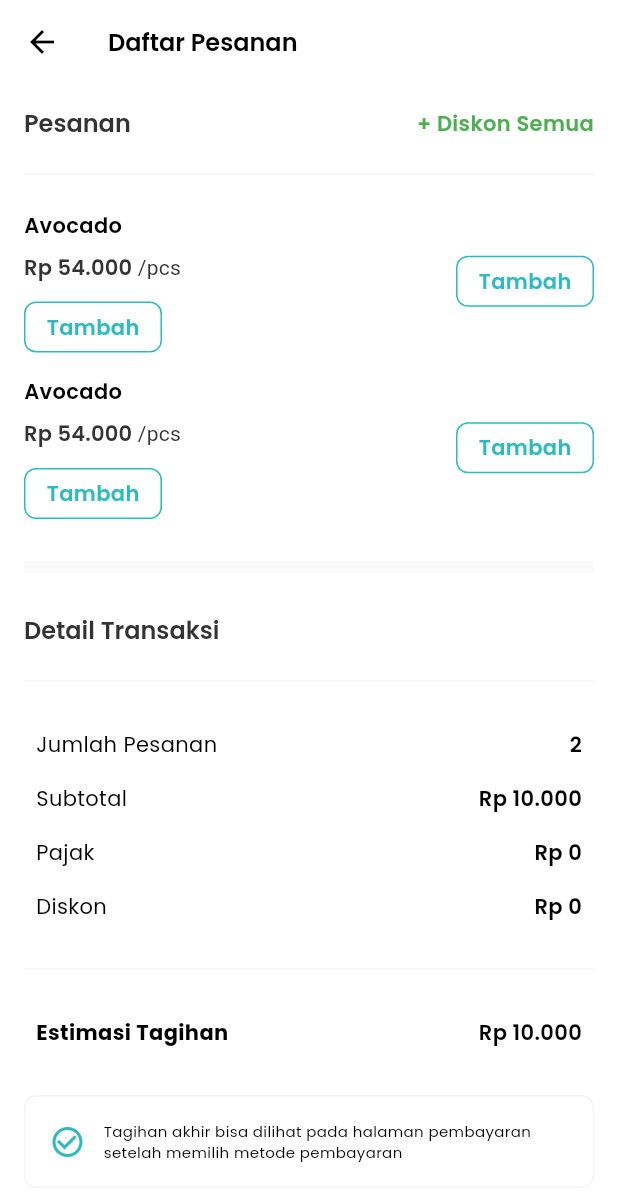
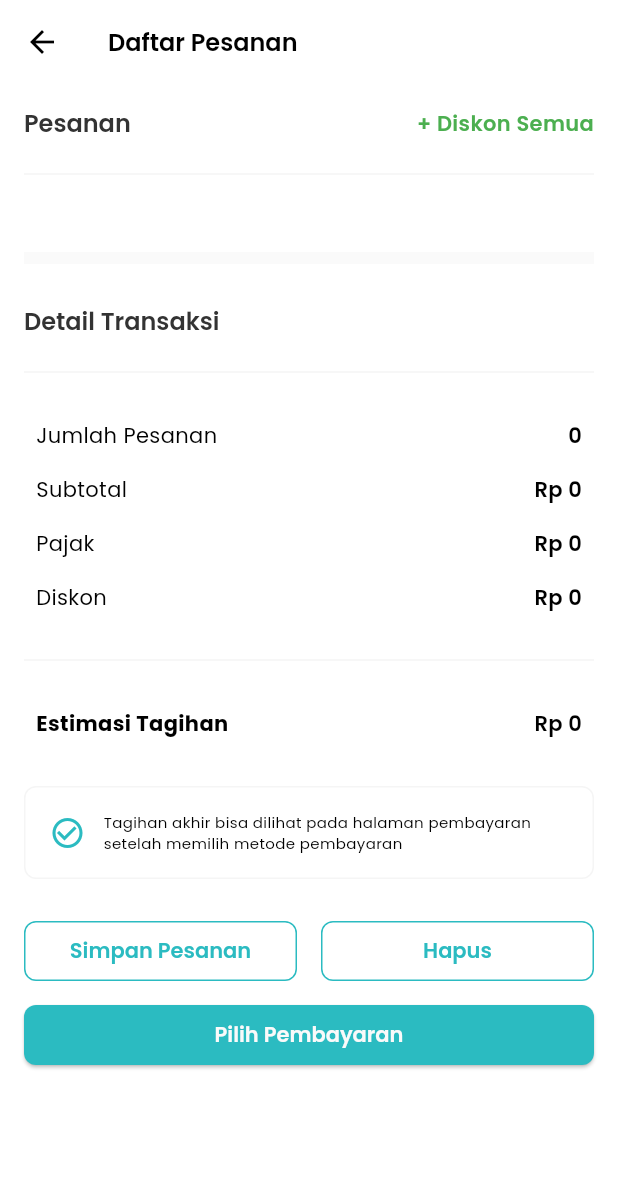
Before and after one commit to haidar-miqdad/taminum-pos, a Flutter app: the POSOrderPage screen opened by its route, on a phone screen of 412 x 824 dp. Shown: the top 1201 px of the screen. Run offline on Flutter 3.47's test engine with Material 3 defaults, Android fonts, the phone set to English and light mode, and no system bars; our stand-ins replace bloc, equatable, flutter_bloc, image_picker, permission_handler, shared_preferences and 1 more; missing offline and left inert: open_settings, print_bluetooth_thermal; accounts and stored records are empty; network calls fail.

Commit message:
feat: cart

```diff
--- a/lib/features/pos/pages/order/page.dart
+++ b/lib/features/pos/pages/order/page.dart
@@ -1,6 +1,5 @@
-
-
 import 'package:flutter/material.dart';
+import 'package:flutter_bloc/flutter_bloc.dart';
 
 import '../../../../core/core.dart';
 import '../../../features.dart';
@@ -16,7 +15,13 @@ class POSOrderPage extends StatelessWidget {
 
   @override
   Widget build(BuildContext context) {
-    return  Scaffold(
+    return BlocListener<CartBloc, CartState>(
+      listener: (context, state) {
+        if(state.cart.isEmpty){
+          Navigator.pop(context);
+        }
+      },
+      child: Scaffold(
         appBar: AppBar(title: Text('Daftar Pesanan'),),
         body: Padding(
           padding: const EdgeInsets.all(Spacing.defaultSize),
@@ -30,6 +35,7 @@ class POSOrderPage extends StatelessWidget {
             ],
           ),
         ),
+      ),
     );
   }
 }
--- a/lib/features/pos/pages/order/sections/detail_section.dart
+++ b/lib/features/pos/pages/order/sections/detail_section.dart
@@ -1,4 +1,3 @@
-
 part of '../page.dart';
 
 class _DetailSection extends StatelessWidget {
@@ -8,18 +7,22 @@ class _DetailSection extends StatelessWidget {
 
   @override
   Widget build(BuildContext context) {
+    return BlocBuilder<CartBloc, CartState>(
+      builder: (context, state) {
         return Column(
           crossAxisAlignment: CrossAxisAlignment.start,
           children: [
             SubtitleText('Detail Transaksi'),
             AppDivider(),
-        _buildItem(title: 'Jumlah Pesanan', value: '2'),
-        _buildItem(title: 'Subtotal', value: 'Rp 10.000',),
+            _buildItem(title: 'Jumlah Pesanan', value: state.cart.length.toString()),
+            _buildItem(title: 'Subtotal', value: state.getEstimate.toIDR(),),
             _buildItem(title: 'Pajak', value: 'Rp 0'),
             _buildItem(title: 'Diskon', value: 'Rp 0'),
             AppDivider(),
-        _buildItem(title: 'Estimasi Tagihan', value: 'Rp 10.000', isBold: true),
+            _buildItem(title: 'Estimasi Tagihan', value: state.getEstimate.toIDR(), isBold: true),
           ],
+        );
+      },
     );
   }
 
--- a/lib/features/pos/pages/order/sections/order_section.dart
+++ b/lib/features/pos/pages/order/sections/order_section.dart
@@ -1,4 +1,3 @@
-
 part of '../page.dart';
 
 class _OrderSection extends StatelessWidget {
@@ -19,43 +18,50 @@ class _OrderSection extends StatelessWidget {
           ],
         ),
         AppDivider(),
-        ListView.separated(
+        BlocBuilder<CartBloc, CartState>(
+          builder: (context, state) {
+            return ListView.separated(
               shrinkWrap: true,
               physics: NeverScrollableScrollPhysics(),
               itemBuilder: (BuildContext context, int index) {
+                final items = state.cart[index];
                 return Row(
-              mainAxisAlignment: MainAxisAlignment.spaceBetween,
                   children: [
-                Column(
+                    Expanded( // ⬅️ ini membuat Column tidak overflow
+                      child: Column(
                         crossAxisAlignment: CrossAxisAlignment.start,
                         children: [
-                    RegularText.semibold('Avocado'),
+                          RegularText.semibold(items.products.title),
                           Spacing.sp8.height,
                           RichText(
                             text: TextSpan(
-                        text: 54000.toIDR(),
+                              text: items.products.itemPrice.toIDR(),
                               style: context.theme.textTheme.titleMedium,
                               children: [
                                 TextSpan(
                                   text: ' /pcs',
-                            style: const TextStyle(
-                                fontWeight: FontWeight.normal),
+                                  style: const TextStyle(fontWeight: FontWeight.normal),
                                 ),
                               ],
                             ),
                           ),
                           Spacing.sp12.height,
                           CartProductButton(
+                            count: items.qty,
+                            onNoted: () {},
+                            products: items.products,
                           ),
                         ],
                       ),
-                CartProductButton(
                     ),
                   ],
                 );
+
               },
               separatorBuilder: (BuildContext context, int index) => Spacing.defaultSize.height,
-          itemCount: 2,
+              itemCount: state.cart.length,
+            );
+          },
         )
       ],
     );
```
Also changed, not shown: lib/features/pos/widgets/cart_product_button.dart (+7 -9 lines). Lines whose indentation alone changed are shown as unchanged.
